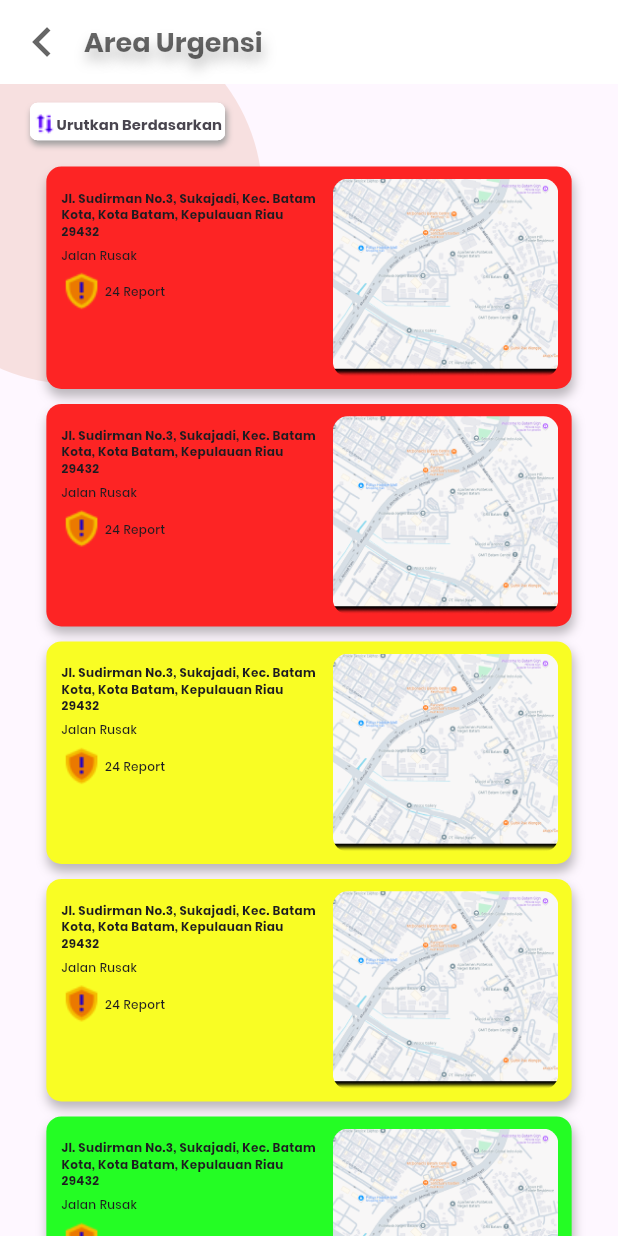
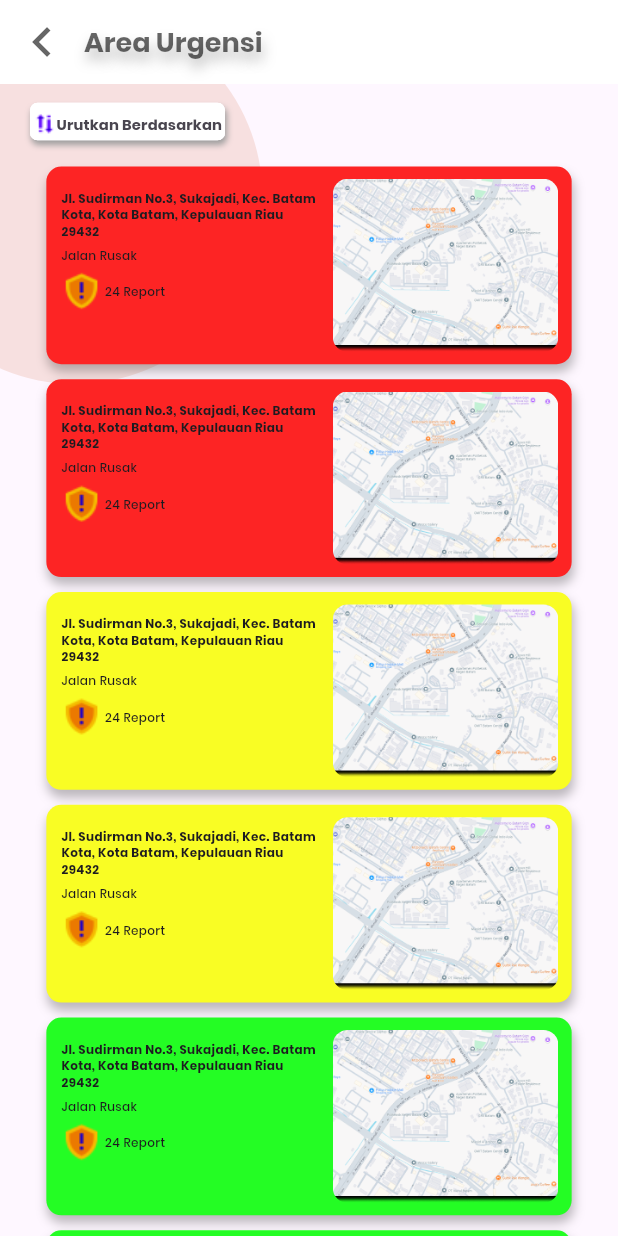
Before and after one commit to jaheerman3312301105/balap_in, a Flutter app: the RecommendationsScreen screen opened by its route, on a phone screen of 412 x 824 dp. Run offline on Flutter 3.47's test engine with Material 3 defaults, Android fonts, the phone set to English and light mode, and no system bars; missing offline and left inert: filter_list, flutter_osm_plugin.

Commit message:
update rekomendasi widget

```diff
--- a/frontend_balap_in/lib/widgets/rekomendasiwidget.dart
+++ b/frontend_balap_in/lib/widgets/rekomendasiwidget.dart
@@ -12,7 +12,7 @@ class RekomendasiWidget extends StatelessWidget {
       child: Padding(
         padding: const EdgeInsets.symmetric(vertical: 5),
         child: Container(
-          height: MediaQuery.of(context).size.height * 0.18,
+          height: MediaQuery.of(context).size.height * 0.16,
           width: MediaQuery.of(context).size.width * 0.85,
           decoration: BoxDecoration(
             color: color,
@@ -90,7 +90,7 @@ class RekomendasiWidget extends StatelessWidget {
                     left: 10,
                     right: 5
                     ),
-                  height: MediaQuery.of(context).size.height * 0.16,
+                  height: MediaQuery.of(context).size.height * 0.14,
                   width: MediaQuery.of(context).size.width * 0.365,
                   decoration: BoxDecoration(
                     borderRadius: BorderRadius.circular(10),
```
